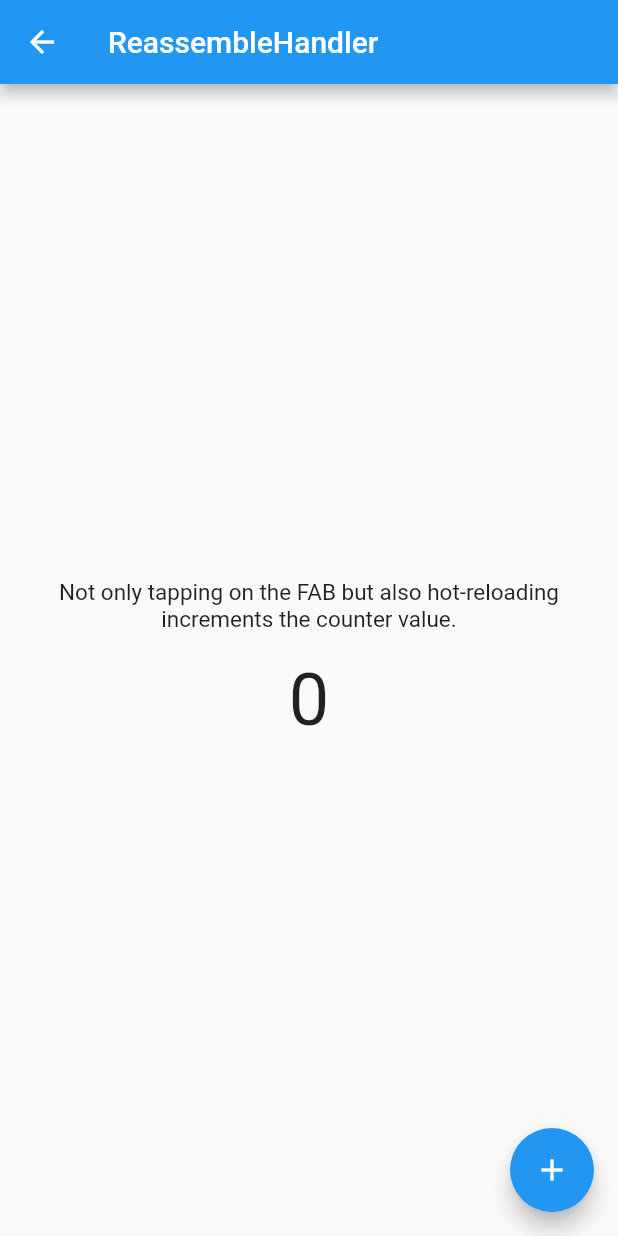
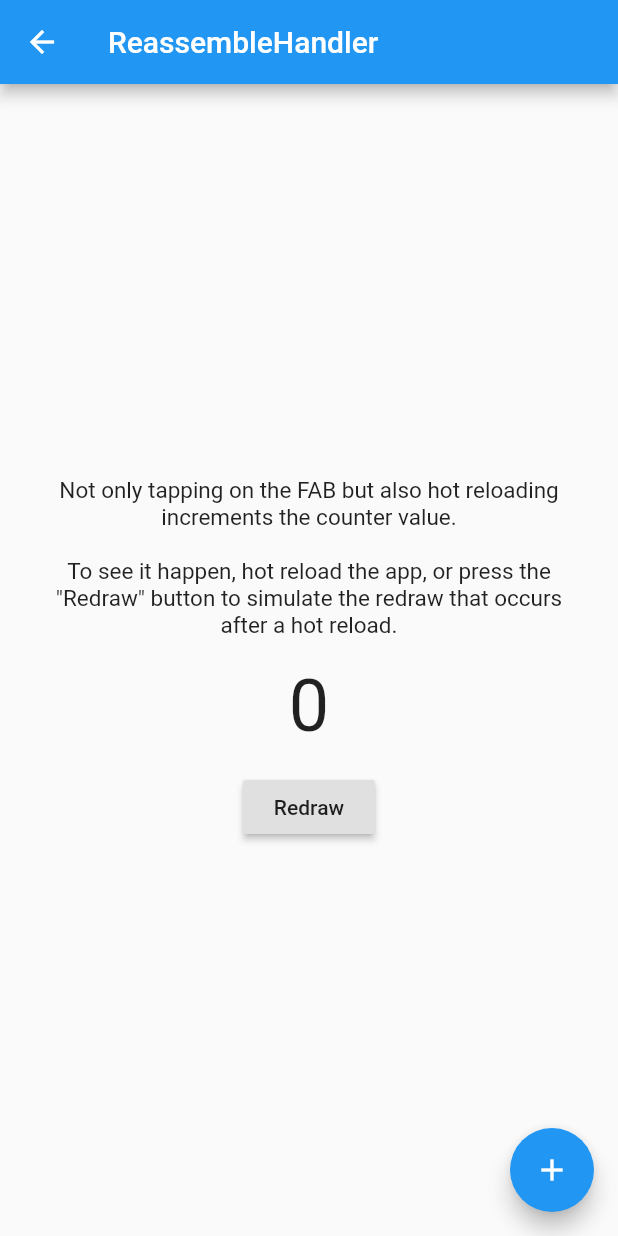
Before and after one commit to kaboc/flutter_provider_examples, a Flutter app: the ReassembleHandlerPage screen opened directly, on a phone screen of 412 x 824 dp. Run offline on Flutter 3.47's test engine with Material 2 defaults, Android fonts, the phone set to English and light mode, and no system bars.

Commit message:
Update ReassembleHandler example

```diff
--- a/lib/models/reassembling_counter.dart
+++ b/lib/models/reassembling_counter.dart
@@ -2,7 +2,8 @@ import 'package:flutter/material.dart';
 
 import 'package:provider/provider.dart';
 
-class ReassemblingCounterNotifier extends ValueNotifier<int> with ReassembleHandler {
+class ReassemblingCounterNotifier extends ValueNotifier<int>
+    with ReassembleHandler {
   ReassemblingCounterNotifier(this.locator) : super(0);
 
   Locator locator;
@@ -19,11 +20,11 @@ class ReassemblingCounterNotifier extends ValueNotifier<int> with ReassembleHand
 
   void _showRebuild() {
     locator<GlobalKey<ScaffoldState>>().currentState.showSnackBar(
-      const SnackBar(
-        duration: Duration(milliseconds: 600),
-        behavior: SnackBarBehavior.floating,
-        content: Text('Rebuilt.'),
-      ),
-    );
+          const SnackBar(
+            duration: Duration(milliseconds: 600),
+            behavior: SnackBarBehavior.floating,
+            content: Text('Hot reloaded.'),
+          ),
+        );
   }
 }
--- a/lib/pages/reassemble_handler.dart
+++ b/lib/pages/reassemble_handler.dart
@@ -25,7 +25,7 @@ class ReassembleHandlerPage extends StatelessWidget {
         floatingActionButton: const _FloatingButton(),
       ),
       child: const Padding(
-        padding: EdgeInsets.all(16.0),
+        padding: EdgeInsets.all(32.0),
         child: _CounterText(),
       ),
     );
@@ -56,13 +56,22 @@ class _CounterText extends StatelessWidget {
         mainAxisAlignment: MainAxisAlignment.center,
         children: <Widget>[
           const Text(
-            'Not only tapping on the FAB but also hot-reloading '
-            'increments the counter value.',
+            'Not only tapping on the FAB but also hot reloading '
+            'increments the counter value.\n\n'
+            'To see it happen, hot reload the app, or press the "Redraw" '
+            'button to simulate the redraw that occurs after a hot reload.',
             textAlign: TextAlign.center,
             style: TextStyle(fontSize: 15.0),
           ),
           const SizedBox(height: 16.0),
           Text(value.toString()),
+          const SizedBox(height: 16.0),
+          RaisedButton(
+            child: const Text('Redraw'),
+            onPressed: () {
+              WidgetsBinding.instance.reassembleApplication();
+            },
+          ),
         ],
       ),
     );
```
